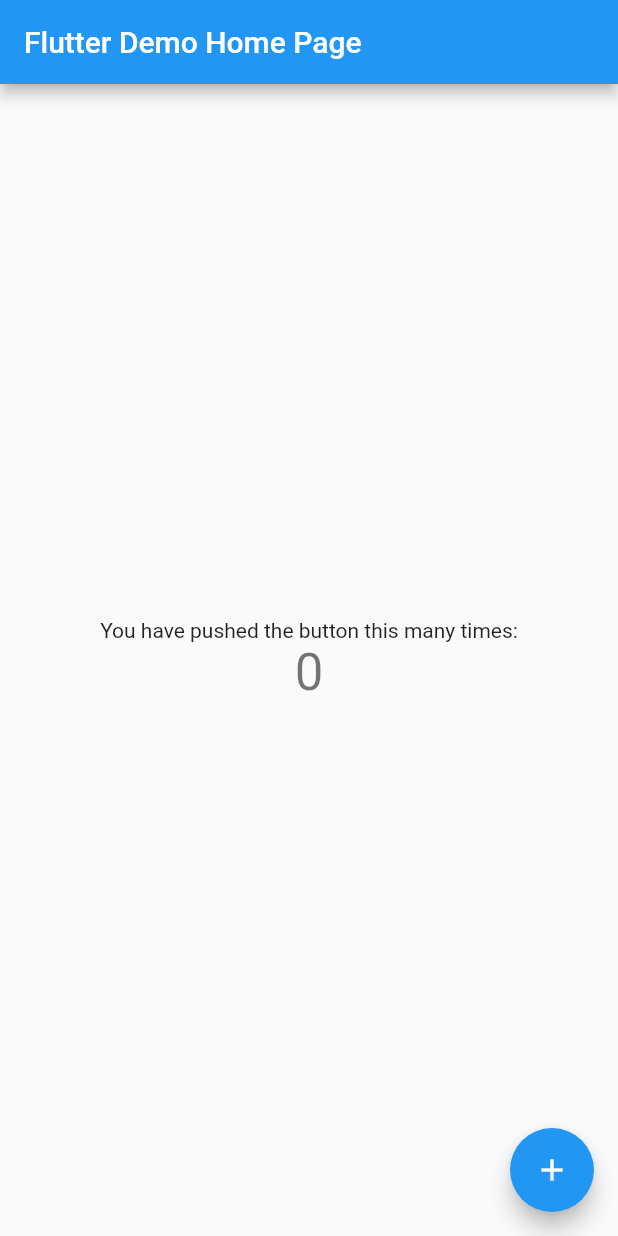
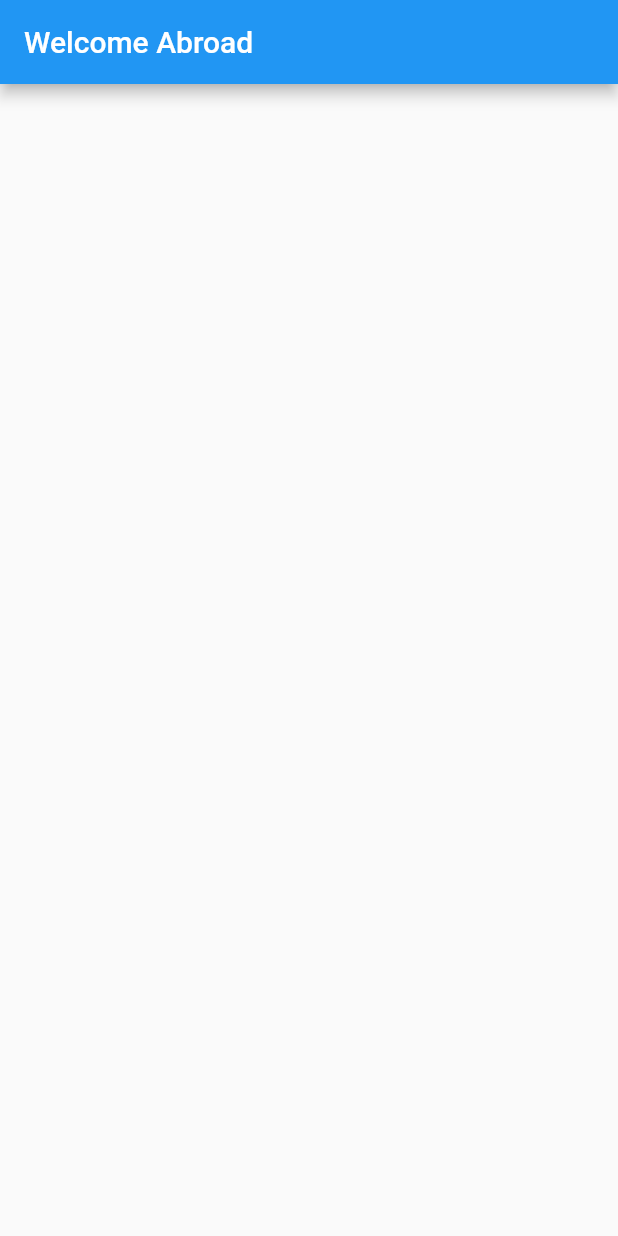
Before and after one commit to akshaybengani/Flutter-Quizzler, a Flutter app: the screen it shows after launch, on a phone screen of 412 x 824 dp. Run offline on Flutter 3.47's test engine with Material 2 defaults, Android fonts, the phone set to English and light mode, and no system bars.

Commit message:
Template work completed

```diff
--- a/lib/main.dart
+++ b/lib/main.dart
@@ -3,109 +3,25 @@ import 'package:flutter/material.dart';
 void main() => runApp(MyApp());
 
 class MyApp extends StatelessWidget {
-  // This widget is the root of your application.
   @override
   Widget build(BuildContext context) {
     return MaterialApp(
-      title: 'Flutter Demo',
-      theme: ThemeData(
-        // This is the theme of your application.
-        //
-        // Try running your application with "flutter run". You'll see the
-        // application has a blue toolbar. Then, without quitting the app, try
-        // changing the primarySwatch below to Colors.green and then invoke
-        // "hot reload" (press "r" in the console where you ran "flutter run",
-        // or simply save your changes to "hot reload" in a Flutter IDE).
-        // Notice that the counter didn't reset back to zero; the application
-        // is not restarted.
-        primarySwatch: Colors.blue,
+      title: 'Flutter Quizzler',
+      home: Scaffold(
+        appBar: AppBar(
+          title: Text('Welcome Abroad'),
+        ),
+        body: MyHomePage(),
       ),
-      home: MyHomePage(title: 'Flutter Demo Home Page'),
     );
   }
 }
 
-class MyHomePage extends StatefulWidget {
-  MyHomePage({Key key, this.title}) : super(key: key);
-
-  // This widget is the home page of your application. It is stateful, meaning
-  // that it has a State object (defined below) that contains fields that affect
-  // how it looks.
-
-  // This class is the configuration for the state. It holds the values (in this
-  // case the title) provided by the parent (in this case the App widget) and
-  // used by the build method of the State. Fields in a Widget subclass are
-  // always marked "final".
-
-  final String title;
-
-  @override
-  _MyHomePageState createState() => _MyHomePageState();
-}
-
-class _MyHomePageState extends State<MyHomePage> {
-  int _counter = 0;
-
-  void _incrementCounter() {
-    setState(() {
-      // This call to setState tells the Flutter framework that something has
-      // changed in this State, which causes it to rerun the build method below
-      // so that the display can reflect the updated values. If we changed
-      // _counter without calling setState(), then the build method would not be
-      // called again, and so nothing would appear to happen.
-      _counter++;
-    });
-  }
-
+class MyHomePage extends StatelessWidget {
   @override
   Widget build(BuildContext context) {
-    // This method is rerun every time setState is called, for instance as done
-    // by the _incrementCounter method above.
-    //
-    // The Flutter framework has been optimized to make rerunning build methods
-    // fast, so that you can just rebuild anything that needs updating rather
-    // than having to individually change instances of widgets.
-    return Scaffold(
-      appBar: AppBar(
-        // Here we take the value from the MyHomePage object that was created by
-        // the App.build method, and use it to set our appbar title.
-        title: Text(widget.title),
-      ),
-      body: Center(
-        // Center is a layout widget. It takes a single child and positions it
-        // in the middle of the parent.
-        child: Column(
-          // Column is also a layout widget. It takes a list of children and
-          // arranges them vertically. By default, it sizes itself to fit its
-          // children horizontally, and tries to be as tall as its parent.
-          //
-          // Invoke "debug painting" (press "p" in the console, choose the
-          // "Toggle Debug Paint" action from the Flutter Inspector in Android
-          // Studio, or the "Toggle Debug Paint" command in Visual Studio Code)
-          // to see the wireframe for each widget.
-          //
-          // Column has various properties to control how it sizes itself and
-          // how it positions its children. Here we use mainAxisAlignment to
-          // center the children vertically; the main axis here is the vertical
-          // axis because Columns are vertical (the cross axis would be
-          // horizontal).
-          mainAxisAlignment: MainAxisAlignment.center,
-          children: <Widget>[
-            Text(
-              'You have pushed the button this many times:',
-            ),
-            Text(
-              '$_counter',
-              style: Theme.of(context).textTheme.display1,
-            ),
-          ],
-        ),
-      ),
-      floatingActionButton: FloatingActionButton(
-        onPressed: _incrementCounter,
-        tooltip: 'Increment',
-        child: Icon(Icons.add),
-      ), // This trailing comma makes auto-formatting nicer for build methods.
+    return Container(
+
     );
   }
 }
```
